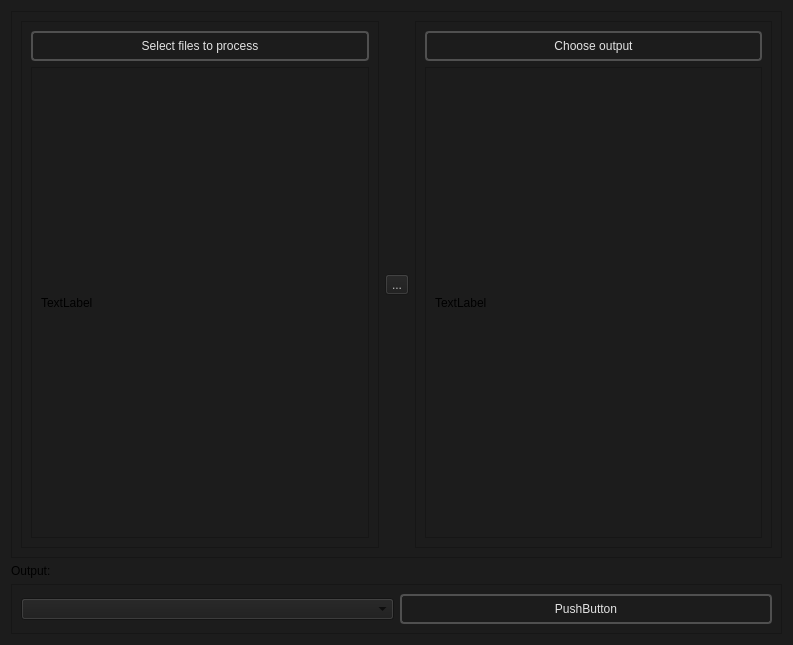
Before: the Qt Designer form BatchCreator/BatchCreator_process_dialog.ui in dertwist/Hammer5Tools, drawn with Qt 5.
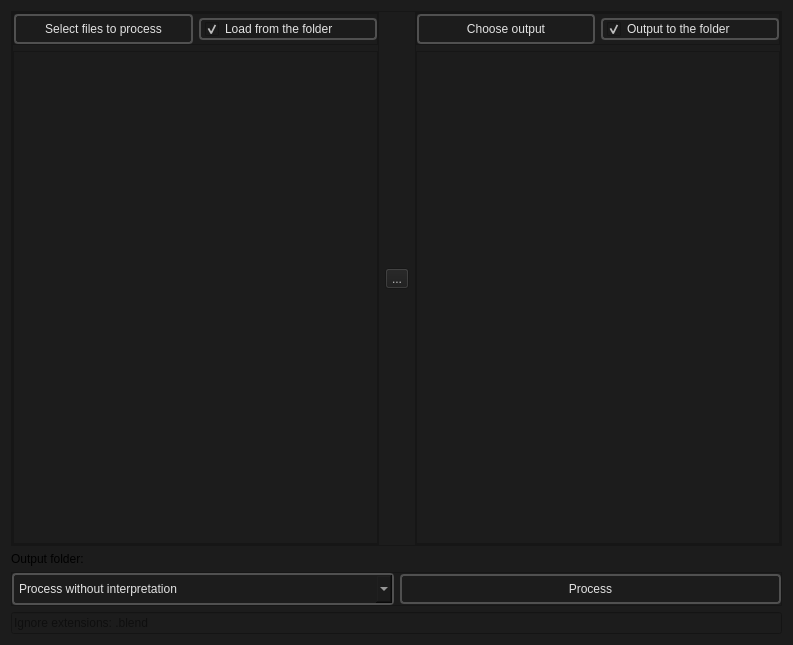
After: the same form once the commit is applied. Icons and pictures are not drawn.

Commit message: BatchCreator process options

What changed in the file:
```diff
--- a/BatchCreator/BatchCreator_process_dialog.ui
+++ b/BatchCreator/BatchCreator_process_dialog.ui
@@ -26,6 +26,21 @@
       <enum>QFrame::Raised</enum>
      </property>
      <layout class="QHBoxLayout" name="horizontalLayout">
+      <property name="spacing">
+       <number>6</number>
+      </property>
+      <property name="leftMargin">
+       <number>0</number>
+      </property>
+      <property name="topMargin">
+       <number>0</number>
+      </property>
+      <property name="rightMargin">
+       <number>0</number>
+      </property>
+      <property name="bottomMargin">
+       <number>0</number>
+      </property>
       <item>
        <widget class="QFrame" name="frame_3">
         <property name="frameShape">
@@ -35,10 +50,46 @@
          <enum>QFrame::Raised</enum>
         </property>
         <layout class="QVBoxLayout" name="verticalLayout_3">
+         <property name="spacing">
+          <number>6</number>
+         </property>
+         <property name="leftMargin">
+          <number>0</number>
+         </property>
+         <property name="topMargin">
+          <number>0</number>
+         </property>
+         <property name="rightMargin">
+          <number>0</number>
+         </property>
+         <property name="bottomMargin">
+          <number>0</number>
+         </property>
          <item>
-          <widget class="QPushButton" name="pushButton">
-           <property name="styleSheet">
-            <string notr="true">
+          <widget class="QFrame" name="frame_5">
+           <property name="frameShape">
+            <enum>QFrame::StyledPanel</enum>
+           </property>
+           <property name="frameShadow">
+            <enum>QFrame::Raised</enum>
+           </property>
+           <layout class="QHBoxLayout" name="horizontalLayout_3">
+            <property name="leftMargin">
+             <number>0</number>
+            </property>
+            <property name="topMargin">
+             <number>0</number>
+            </property>
+            <property name="rightMargin">
+             <number>0</number>
+            </property>
+            <property name="bottomMargin">
+             <number>0</number>
+            </property>
+            <item>
+             <widget class="QPushButton" name="select_files_to_process_button">
+              <property name="styleSheet">
+               <string notr="true">
     /* QPushButton default and hover styles */
     QPushButton {
 
@@ -68,37 +119,67 @@
         margin-right: 2px;
 
     }</string>
-           </property>
-           <property name="text">
-            <string>Select files to process</string>
-           </property>
+              </property>
+              <property name="text">
+               <string>Select files to process</string>
+              </property>
+             </widget>
+            </item>
+            <item>
+             <widget class="QCheckBox" name="load_from_the_folder_checkBox">
+              <property name="focusPolicy">
+               <enum>Qt::NoFocus</enum>
+              </property>
+              <property name="styleSheet">
+               <string notr="true">QCheckBox {
+    font: 700 10pt &quot;Segoe UI&quot;;
+    border: 2px solid black;
+    border-radius: 4px;
+    border-color: rgba(80, 80, 80, 255);
+    height:14px;
+    padding-top: 2px;
+    padding-bottom:2px;
+    color: #E3E3E3;
+    background-color: #1C1C1C;
+    padding-left: 4px;
+}
+
+QCheckBox::indicator:unchecked {
+    image: url(://icons/check_box_outline_blank_16dp_9D9D9D_FILL0_wght400_GRAD0_opsz20.svg);
+}
+
+QCheckBox::indicator:checked {
+    image: url(://icons/select_check_box_16dp_9D9D9D_FILL0_wght400_GRAD0_opsz20.svg);
+}
+
+/* -------------------------- */
+
+
+QCheckBox:hover {
+    background-color: #414956;
+    color: white;
+}
+</string>
+              </property>
+              <property name="text">
+               <string>Load from the folder</string>
+              </property>
+              <property name="iconSize">
+               <size>
+                <width>20</width>
+                <height>20</height>
+               </size>
+              </property>
+              <property name="checked">
+               <bool>true</bool>
+              </property>
+             </widget>
+            </item>
+           </layout>
           </widget>
          </item>
          <item>
-          <widget class="QScrollArea" name="scrollArea">
-           <property name="widgetResizable">
-            <bool>true</bool>
-           </property>
-           <widget class="QWidget" name="scrollAreaWidgetContents">
-            <property name="geometry">
-             <rect>
-              <x>0</x>
-              <y>0</y>
-              <width>336</width>
-              <height>471</height>
-             </rect>
-            </property>
-            <layout class="QVBoxLayout" name="verticalLayout_5">
-             <item>
-              <widget class="QLabel" name="label_3">
-               <property name="text">
-                <string>TextLabel</string>
-               </property>
-              </widget>
-             </item>
-            </layout>
-           </widget>
-          </widget>
+          <widget class="QListWidget" name="Input_files_preview_scrollarea"/>
          </item>
         </layout>
        </widget>
@@ -117,8 +198,8 @@
         </property>
         <property name="iconSize">
          <size>
-          <width>20</width>
-          <height>20</height>
+          <width>16</width>
+          <height>16</height>
          </size>
         </property>
        </widget>
@@ -132,10 +213,43 @@
          <enum>QFrame::Raised</enum>
         </property>
         <layout class="QVBoxLayout" name="verticalLayout_2">
+         <property name="leftMargin">
+          <number>0</number>
+         </property>
+         <property name="topMargin">
+          <number>0</number>
+         </property>
+         <property name="rightMargin">
+          <number>0</number>
+         </property>
+         <property name="bottomMargin">
+          <number>0</number>
+         </property>
          <item>
-          <widget class="QPushButton" name="pushButton_4">
-           <property name="styleSheet">
-            <string notr="true">
+          <widget class="QFrame" name="frame_6">
+           <property name="frameShape">
+            <enum>QFrame::StyledPanel</enum>
+           </property>
+           <property name="frameShadow">
+            <enum>QFrame::Raised</enum>
+           </property>
+           <layout class="QHBoxLayout" name="horizontalLayout_4">
+            <property name="leftMargin">
+             <number>0</number>
+            </property>
+            <property name="topMargin">
+             <number>0</number>
+            </property>
+            <property name="rightMargin">
+             <number>0</number>
+            </property>
+            <property name="bottomMargin">
+             <number>0</number>
+            </property>
+            <item>
+             <widget class="QPushButton" name="choose_output_button">
+              <property name="styleSheet">
+               <string notr="true">
     /* QPushButton default and hover styles */
     QPushButton {
 
@@ -165,37 +279,64 @@
         margin-right: 2px;
 
     }</string>
-           </property>
-           <property name="text">
-            <string>Choose output</string>
-           </property>
+              </property>
+              <property name="text">
+               <string>Choose output</string>
+              </property>
+             </widget>
+            </item>
+            <item>
+             <widget class="QCheckBox" name="output_to_the_folder_checkBox">
+              <property name="styleSheet">
+               <string notr="true">QCheckBox {
+    font: 700 10pt &quot;Segoe UI&quot;;
+    border: 2px solid black;
+    border-radius: 4px;
+    border-color: rgba(80, 80, 80, 255);
+    height:14px;
+    padding-top: 2px;
+    padding-bottom:2px;
+    color: #E3E3E3;
+    background-color: #1C1C1C;
+    padding-left: 4px;
+}
+
+QCheckBox::indicator:unchecked {
+    image: url(://icons/check_box_outline_blank_16dp_9D9D9D_FILL0_wght400_GRAD0_opsz20.svg);
+}
+
+QCheckBox::indicator:checked {
+    image: url(://icons/select_check_box_16dp_9D9D9D_FILL0_wght400_GRAD0_opsz20.svg);
+}
+
+/* -------------------------- */
+
+
+QCheckBox:hover {
+    background-color: #414956;
+    color: white;
+}
+</string>
+              </property>
+              <property name="text">
+               <string>Output to the folder</string>
+              </property>
+              <property name="iconSize">
+               <size>
+                <width>20</width>
+                <height>20</height>
+               </size>
+              </property>
+              <property name="checked">
+               <bool>true</bool>
+              </property>
+             </widget>
+            </item>
+           </layout>
           </widget>
          </item>
          <item>
-          <widget class="QScrollArea" name="scrollArea_2">
-           <property name="widgetResizable">
-            <bool>true</bool>
-           </property>
-           <widget class="QWidget" name="scrollAreaWidgetContents_2">
-            <property name="geometry">
-             <rect>
-              <x>0</x>
-              <y>0</y>
-              <width>335</width>
-              <height>471</height>
-             </rect>
-            </property>
-            <layout class="QVBoxLayout" name="verticalLayout_4">
-             <item>
-              <widget class="QLabel" name="label_2">
-               <property name="text">
-                <string>TextLabel</string>
-               </property>
-              </widget>
-             </item>
-            </layout>
-           </widget>
-          </widget>
+          <widget class="QListWidget" name="output_files_preview_scrollarea"/>
          </item>
         </layout>
        </widget>
@@ -206,7 +347,7 @@
    <item>
     <widget class="QLabel" name="label">
      <property name="text">
-      <string>Output:</string>
+      <string>Output folder:</string>
      </property>
     </widget>
    </item>
@@ -219,8 +360,113 @@
       <enum>QFrame::Raised</enum>
      </property>
      <layout class="QHBoxLayout" name="horizontalLayout_2">
+      <property name="leftMargin">
+       <number>0</number>
+      </property>
+      <property name="topMargin">
+       <number>0</number>
+      </property>
+      <property name="rightMargin">
+       <number>0</number>
+      </property>
+      <property name="bottomMargin">
+       <number>0</number>
+      </property>
       <item>
-       <widget class="QComboBox" name="comboBox"/>
+       <widget class="QComboBox" name="algorithm_select_comboBox">
+        <property name="styleSheet">
+         <string notr="true">
+QComboBox {
+    font: 700 10pt &quot;Segoe UI&quot;;
+    border: 2px solid black;
+    border-radius: 4px;
+    border-color: rgba(80, 80, 80, 255);
+    height: 18px;
+    padding-top: 5px;
+    padding-bottom: 5px;
+    color: #E3E3E3;
+    background-color: #1C1C1C;
+    padding-left: 5px;
+}
+
+QComboBox:hover {
+    background-color: #414956;
+    color: white;
+}
+
+QComboBox:pressed {
+    background-color: #2E2F30;
+    color: white;
+}
+
+QComboBox:item {
+    font: 600 12pt &quot;Segoe UI&quot;;
+    color: #E3E3E3;
+    padding-left: 5px;
+    background-color: #1C1C1C;
+    border-style: none;
+}
+
+QComboBox::drop-down {
+    color: #E3E3E3;
+    padding: 2px;
+    background: url(://icons/arrow_drop_down_16dp.svg) no-repeat center;
+    border-bottom: 0px solid black;
+    border-top: 0px solid black;
+    border-right: 0px;
+    border-left: 2px solid;
+    margin-left: 5px;
+    padding: 5px;
+    width: 7px;
+    border-color: rgba(80, 80, 80, 255);
+    background-color: #1C1C1C;
+}
+
+/* Style the drop-down list view */
+QComboBox QAbstractItemView {
+    border: 2px solid gray;
+    border-color: rgba(80, 80, 80, 255);
+    selection-background-color: #414956;
+    background-color: #1C1C1C;
+}
+
+/* Style individual items in the drop-down list */
+QComboBox QAbstractItemView::item {
+    height: 16px; /* Set the height of each item */
+    padding: 4px; /* Add padding to each item */
+    padding-left: 5px;
+    padding-right: 5px;
+    color: #ff8a8a8a;
+    border-style: none;
+    border-bottom: 0.5px solid black;
+    border-color: rgba(255, 255, 255, 10);
+}
+
+/* Style the selected item in the drop-down list */
+QComboBox QAbstractItemView::item:selected {
+    height: 16px; /* Set the height of each item */
+    padding: 4px; /* Add padding to each item */
+    padding-left: 5px;
+    padding-right: 5px;
+    background-color: #414956;
+    color: white;
+    border: none; /* Remove border */
+    outline: none; /* Remove outline */
+}
+
+/* -------------------------- */</string>
+        </property>
+        <item>
+         <property name="text">
+          <string>Process without interpretation</string>
+         </property>
+        </item>
+        <item>
+         <property name="text">
+          <string>Remove underscore from the end</string>
+         </property>
+        </item>
+       </widget>
       </item>
       <item>
        <widget class="QPushButton" name="pushButton_3">
@@ -257,13 +503,30 @@
     }</string>
         </property>
         <property name="text">
-         <string>PushButton</string>
+         <string>Process</string>
+        </property>
+        <property name="icon">
+         <iconset resource="../resources.qrc">
+          <normaloff>:/icons/tab_move_24dp_9D9D9D_FILL0_wght400_GRAD0_opsz24.svg</normaloff>:/icons/tab_move_24dp_9D9D9D_FILL0_wght400_GRAD0_opsz24.svg</iconset>
+        </property>
+        <property name="iconSize">
+         <size>
+          <width>20</width>
+          <height>20</height>
+         </size>
         </property>
        </widget>
       </item>
      </layout>
     </widget>
    </item>
+   <item>
+    <widget class="QLineEdit" name="ignore_extensions_lineEdit">
+     <property name="placeholderText">
+      <string>Ignore extensions: .blend</string>
+     </property>
+    </widget>
+   </item>
   </layout>
  </widget>
  <resources>
```
Left out of the diff: 14 changed lines with no effect on the pictures. The commit also changes 23 other files.
